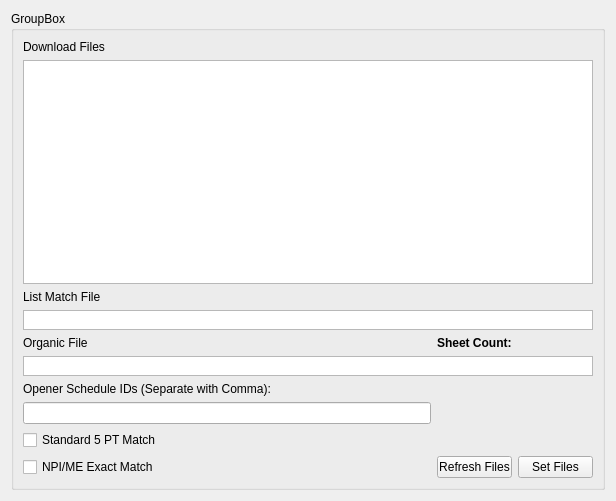
This is NBE.ui in asinger321123/Epoc_Gui_Python3 as Qt 5 draws it before an edit. The edited form follows.
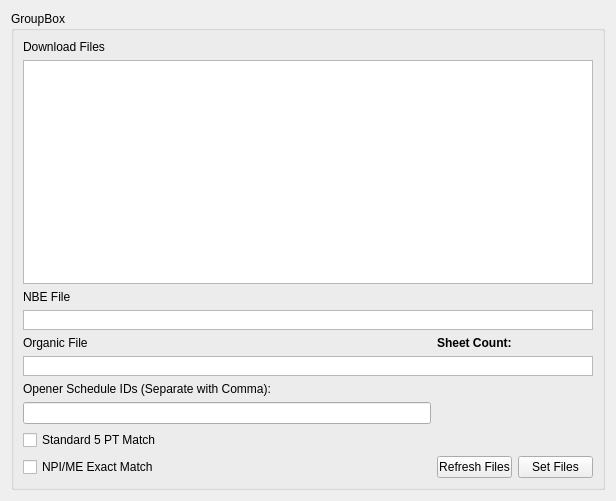
This is the edited form.

Commit message: More Progress on the NBE code. Front End Edits just about done. Code executes twice and produces both target files in proper location.

The edit to the form file:
```diff
--- a/NBE.ui
+++ b/NBE.ui
@@ -125,7 +125,7 @@
       <item row="2" column="0">
        <widget class="QLabel" name="label">
         <property name="text">
-         <string>List Match File</string>
+         <string>NBE File</string>
         </property>
        </widget>
       </item>
```
The commit also changes 2 other files.
